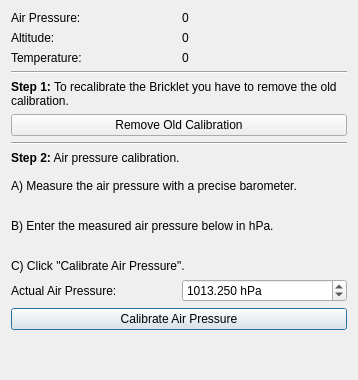
The window that src/brickv/plugin_system/plugins/barometer_v2/ui/calibration.ui (Tinkerforge/brickv) describes before a commit, drawn with Qt 5.
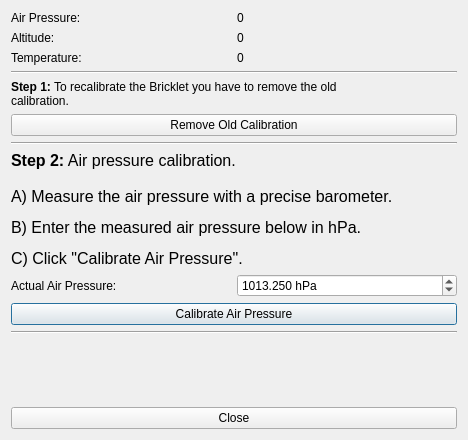
The same window after the commit.

Commit message:
Ensure that all QDialogs have a close button
Some window manager doen't provide a close button as part of the window
decoration for dialogs.

Patch:
```diff
--- a/src/brickv/plugin_system/plugins/barometer_v2/ui/calibration.ui
+++ b/src/brickv/plugin_system/plugins/barometer_v2/ui/calibration.ui
@@ -6,8 +6,8 @@
    <rect>
     <x>0</x>
     <y>0</y>
-    <width>358</width>
-    <height>380</height>
+    <width>468</width>
+    <height>440</height>
    </rect>
   </property>
   <property name="windowTitle">
@@ -19,7 +19,13 @@
      <item row="7" column="0" colspan="2">
       <widget class="QLabel" name="label_5">
        <property name="text">
-        <string>&lt;html&gt;&lt;head/&gt;&lt;body&gt;&lt;p&gt;&lt;span style=&quot; font-weight:600;&quot;&gt;Step 2:&lt;/span&gt; Air pressure calibration.&lt;br/&gt;&lt;br/&gt;A) Measure the air pressure with a precise barometer.&lt;/p&gt;&lt;p&gt;&lt;br/&gt;B) Enter the measured air pressure below in hPa.&lt;/p&gt;&lt;p&gt;&lt;br/&gt;C) Click &amp;quot;Calibrate Air Pressure&amp;quot;. &lt;/p&gt;&lt;/body&gt;&lt;/html&gt;</string>
+        <string>&lt;!DOCTYPE HTML PUBLIC &quot;-//W3C//DTD HTML 4.0//EN&quot; &quot;http://www.w3.org/TR/REC-html40/strict.dtd&quot;&gt;
+&lt;html&gt;&lt;head&gt;&lt;meta name=&quot;qrichtext&quot; content=&quot;1&quot; /&gt;&lt;style type=&quot;text/css&quot;&gt;
+p, li { white-space: pre-wrap; }
+&lt;/style&gt;&lt;/head&gt;&lt;body style=&quot; font-family:'Ubuntu'; font-size:12pt; font-weight:400; font-style:normal;&quot;&gt;
+&lt;p style=&quot; margin-top:12px; margin-bottom:12px; margin-left:0px; margin-right:0px; -qt-block-indent:0; text-indent:0px;&quot;&gt;&lt;span style=&quot; font-weight:600;&quot;&gt;Step 2:&lt;/span&gt; Air pressure calibration.&lt;br /&gt;&lt;br /&gt;A) Measure the air pressure with a precise barometer.&lt;/p&gt;
+&lt;p style=&quot; margin-top:12px; margin-bottom:12px; margin-left:0px; margin-right:0px; -qt-block-indent:0; text-indent:0px;&quot;&gt;B) Enter the measured air pressure below in hPa.&lt;/p&gt;
+&lt;p style=&quot; margin-top:12px; margin-bottom:12px; margin-left:0px; margin-right:0px; -qt-block-indent:0; text-indent:0px;&quot;&gt;C) Click &amp;quot;Calibrate Air Pressure&amp;quot;. &lt;/p&gt;&lt;/body&gt;&lt;/html&gt;</string>
        </property>
        <property name="textFormat">
         <enum>Qt::RichText</enum>
@@ -135,9 +141,21 @@
        </property>
       </widget>
      </item>
-    </layout>
-   </item>
-   <item>
+     <item row="12" column="0" colspan="2">
+      <widget class="QPushButton" name="btn_close">
+       <property name="text">
+        <string>Close</string>
+       </property>
+      </widget>
+     </item>
+     <item row="10" column="0" colspan="2">
+      <widget class="Line" name="line_2">
+       <property name="orientation">
+        <enum>Qt::Horizontal</enum>
+       </property>
+      </widget>
+     </item>
+     <item row="11" column="0">
     <spacer name="verticalSpacer">
      <property name="orientation">
       <enum>Qt::Vertical</enum>
@@ -149,6 +167,8 @@
       </size>
      </property>
     </spacer>
+     </item>
+    </layout>
    </item>
   </layout>
  </widget>
```
Lines whose indentation alone changed are shown as unchanged. The commit also changes 26 other files.
